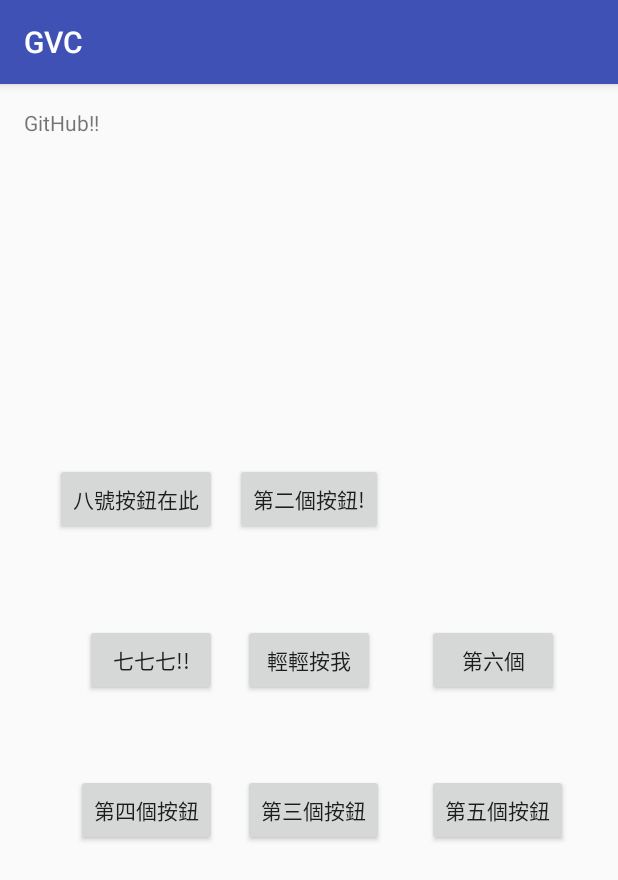
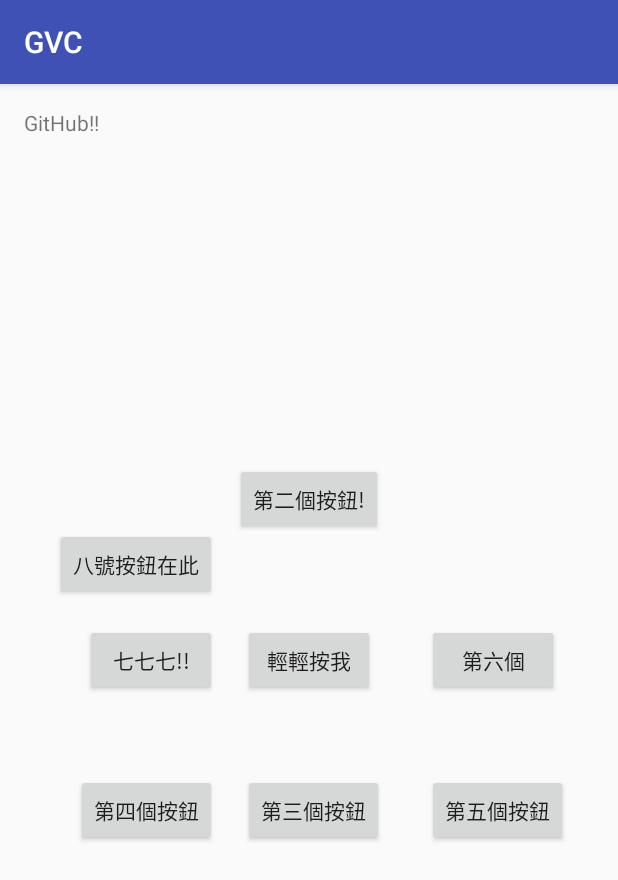
Before and after one commit to java7sparrow7development/SE-GitB-Project, an Android app: the screen it shows after launch (MainActivity), on a phone screen of 412 x 824 dp. Shown: the top 880 px of the screen. Run offline under Robolectric (Android 15) with nearby library versions, the phone set to English and light mode, and no system bars.

Commit message:
第八個按鈕_往下移動一點

```diff
--- a/app/src/main/res/layout/activity_main.xml
+++ b/app/src/main/res/layout/activity_main.xml
@@ -79,8 +79,9 @@
         android:text="八號按鈕在此"
         android:layout_width="wrap_content"
         android:layout_height="wrap_content"
-        android:layout_alignTop="@+id/button2"
+        android:id="@+id/button8"
+        android:layout_above="@+id/button7"
         android:layout_alignEnd="@+id/button7"
-        android:id="@+id/button8" />
+        android:layout_marginBottom="16dp" />
 
 </RelativeLayout>
```
